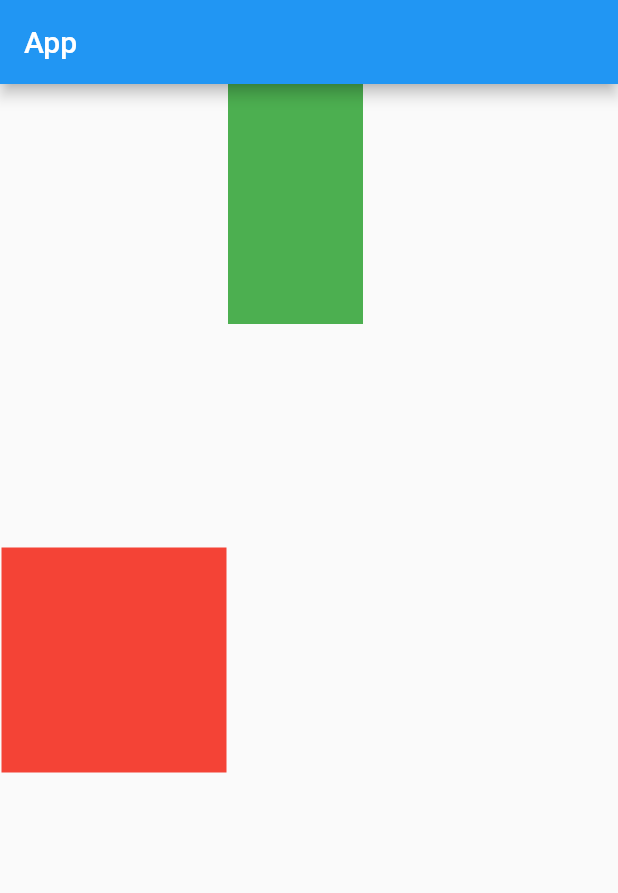
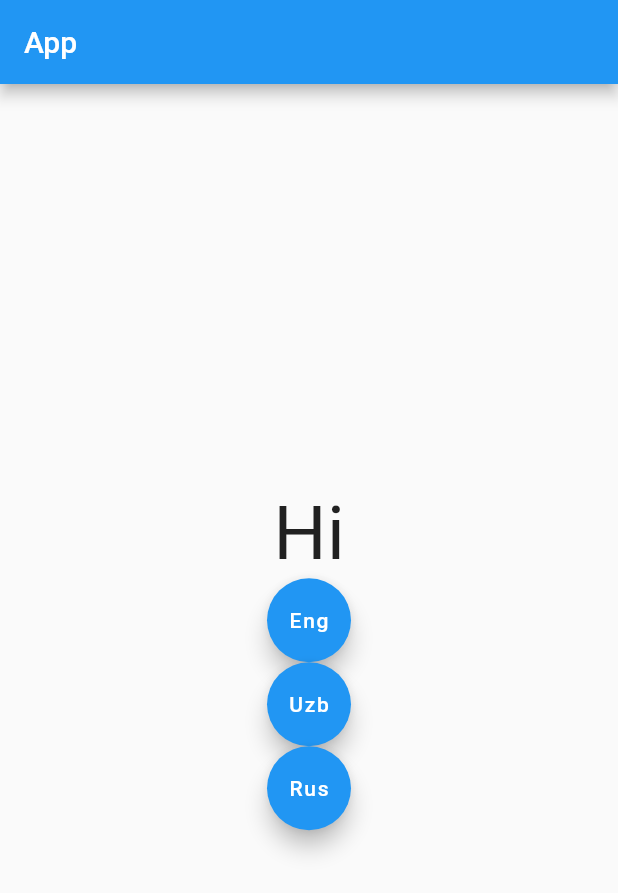
Before and after one commit to Akmal1001/bottom_nav, a Flutter app: the screen it shows after launch, on a phone screen of 412 x 824 dp. Shown: the top 893 px of the screen. Run offline on Flutter 3.47's test engine with Material 2 defaults, Android fonts, the phone set to English and light mode, and no system bars; our stand-ins replace easy_localization.

Commit message:
translater app

```diff
--- /dev/null
+++ b/lib/core/lang/eng.json
@@ -0,0 +1,4 @@
+{
+    "hello":"Hi",
+    "inputName":"Enter your name"
+}
--- /dev/null
+++ b/lib/core/lang/rus.json
@@ -0,0 +1,4 @@
+{
+    "hello":"Привет",
+    "inputName":"Введите ваше имя"
+}
--- /dev/null
+++ b/lib/core/lang/uzb.json
@@ -0,0 +1,4 @@
+{
+    "hello":"Salom",
+    "inputName":"Isminngizni kiriting"
+}
--- a/lib/main.dart
+++ b/lib/main.dart
@@ -1,8 +1,17 @@
 import 'package:flutter/material.dart';
+import 'package:easy_localization/easy_localization.dart';
 import 'package:palach/view/home_page.dart';
 
-void main() {
-  runApp(MyApp());
+void main() async {
+  WidgetsFlutterBinding.ensureInitialized();
+  await EasyLocalization.ensureInitialized();
+
+  runApp(
+    EasyLocalization(
+        supportedLocales: const [Locale('eng'), Locale('uzb'), Locale('rus')],
+        path: 'lib/core/lang',
+        child: const MyApp()),
+  );
 }
 
 class MyApp extends StatelessWidget {
@@ -11,8 +20,10 @@ class MyApp extends StatelessWidget {
   @override
   Widget build(BuildContext context) {
     return MaterialApp(
-      debugShowCheckedModeBanner: false,
-      home: HomePage(),
-    );
+        localizationsDelegates: context.localizationDelegates,
+        supportedLocales: context.supportedLocales,
+        locale: context.locale,
+        debugShowCheckedModeBanner: false,
+        home: HomePage());
   }
 }
--- a/lib/view/home_page.dart
+++ b/lib/view/home_page.dart
@@ -1,4 +1,7 @@
+import 'package:easy_localization/easy_localization.dart';
 import 'package:flutter/material.dart';
+import 'package:flutter/src/widgets/container.dart';
+import 'package:flutter/src/widgets/framework.dart';
 
 class HomePage extends StatelessWidget {
   const HomePage({super.key});
@@ -7,31 +10,24 @@ class HomePage extends StatelessWidget {
   Widget build(BuildContext context) {
     return Scaffold(
       appBar: AppBar(title: Text('App')),
-      body: Container(
-        child: Row(
-          children: [
-            Center(
-              child: Padding(
-                padding: const EdgeInsets.all(1.0),
-                child: Container(
-                  width: 150,
-                  height: 150,
-                  color: Colors.red,
-                )
-              ),
-            ),Container(
-              child: Column(
-                children: [
-                  Container(
-                    width: 90,
-                    height: 160,
-                    color: Colors.green,
-                  )
-                ],
-              ),
-            )
-          ],
-        ),
+      body: Column(
+        crossAxisAlignment: CrossAxisAlignment.center,
+        mainAxisAlignment: MainAxisAlignment.center,
+        children: [
+          Center(
+            child: Text("hello".tr(),style: const TextStyle(fontSize: 50),),
+
+          ),
+          FloatingActionButton(onPressed: (){
+            context.setLocale(Locale('eng'));
+          },child: Text('Eng')),
+          FloatingActionButton(onPressed: (){
+            context.setLocale(Locale('rus'));
+          },child: Text('Uzb')),
+          FloatingActionButton(onPressed: (){
+            context.setLocale(Locale('uzb'));
+          },child: Text('Rus'))
+        ],
       ),
     );
   }
--- a/pubspec.yaml
+++ b/pubspec.yaml
@@ -36,6 +36,7 @@ dependencies:
   # The following adds the Cupertino Icons font to your application.
   # Use with the CupertinoIcons class for iOS style icons.
   cupertino_icons: ^1.0.2
+  easy_localization: ^3.0.3
 
 dev_dependencies:
   flutter_test:
@@ -60,8 +61,8 @@ flutter:
   uses-material-design: true
 
   # To add assets to your application, add an assets section, like this:
-  # assets:
-  #   - images/a_dot_burr.jpeg
+  assets:
+  - lib/core/lang
   #   - images/a_dot_ham.jpeg
 
   # An image asset can refer to one or more resolution-specific "variants", see
```
Also changed, not shown: pubspec.lock, 1 other file.
